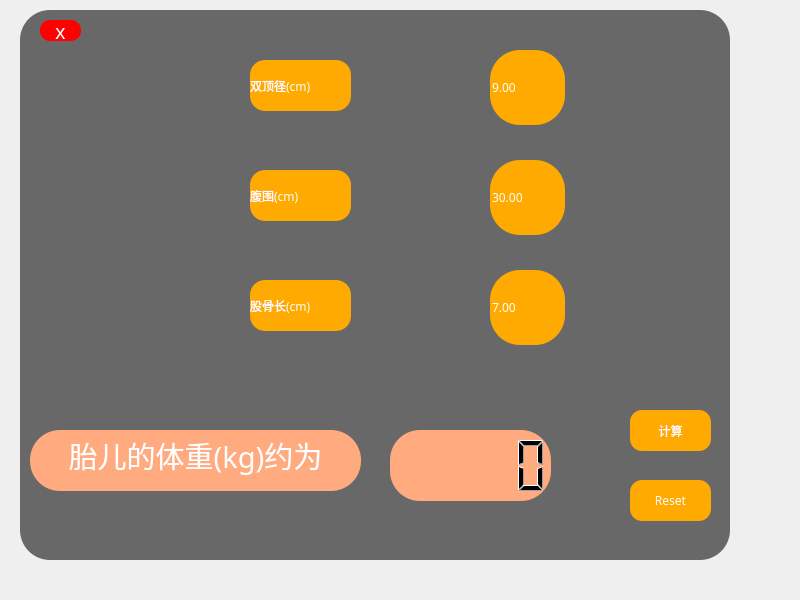
The window that child.ui (LuoXubo/SUFE_Calculator) describes before a commit, drawn with Qt 5.
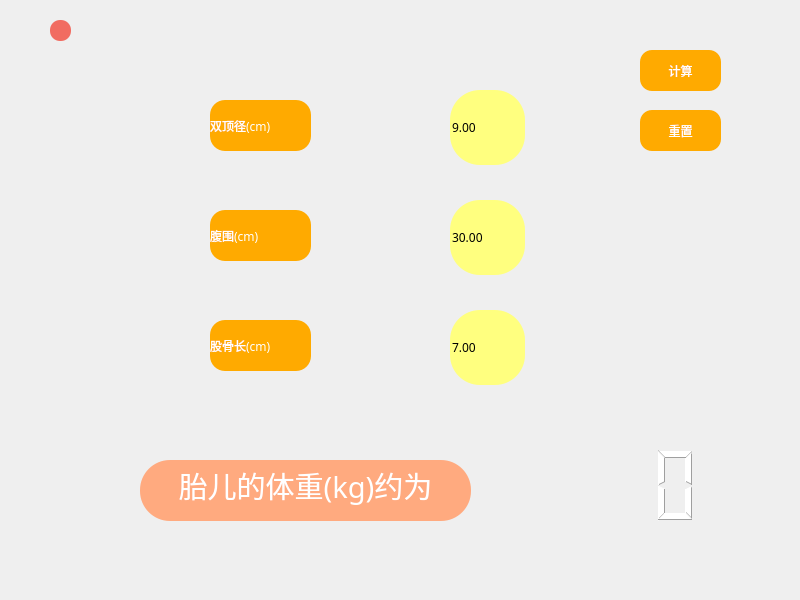
The same window after the commit. Icons and pictures are not drawn.

Patch:
```diff
--- a/child.ui
+++ b/child.ui
@@ -28,16 +28,14 @@
   <widget class="QWidget" name="base_widget" native="true">
    <property name="geometry">
     <rect>
-     <x>20</x>
+     <x>30</x>
      <y>10</y>
-     <width>710</width>
-     <height>550</height>
+     <width>731</width>
+     <height>561</height>
     </rect>
    </property>
    <property name="styleSheet">
-    <string notr="true">background-color: rgb(104, 104, 104);
-font: 15pt &quot;华文行楷&quot;;
-</string>
+    <string notr="true">background-image: url('./child1/jpg');</string>
    </property>
    <widget class="QLineEdit" name="p_1">
     <property name="enabled">
@@ -45,16 +43,16 @@
     </property>
     <property name="geometry">
      <rect>
-      <x>470</x>
-      <y>40</y>
+      <x>420</x>
+      <y>80</y>
       <width>75</width>
       <height>75</height>
      </rect>
     </property>
     <property name="styleSheet">
      <string notr="true">font: 15pt &quot;华文行楷&quot;;
-color: rgb(255, 255, 255);
-background-color: rgb(255, 170, 0);</string>
+color: rgb(0, 0, 0);
+background-color: rgb(255, 255, 127);</string>
     </property>
     <property name="text">
      <string>9.00</string>
@@ -63,17 +61,16 @@
    <widget class="QLineEdit" name="p_2">
     <property name="geometry">
      <rect>
-      <x>470</x>
-      <y>150</y>
+      <x>420</x>
+      <y>190</y>
       <width>75</width>
       <height>75</height>
      </rect>
     </property>
     <property name="styleSheet">
-     <string notr="true">background-color: rgb(104, 104, 104);
-font: 15pt &quot;华文行楷&quot;;
-color: rgb(255, 255, 255);
-background-color: rgb(255, 170, 0);</string>
+     <string notr="true">font: 15pt &quot;华文行楷&quot;;
+color: rgb(0, 0, 0);
+background-color: rgb(255, 255, 127);</string>
     </property>
     <property name="text">
      <string>30.00</string>
@@ -82,17 +79,16 @@
    <widget class="QLineEdit" name="p_3">
     <property name="geometry">
      <rect>
-      <x>470</x>
-      <y>260</y>
+      <x>420</x>
+      <y>300</y>
       <width>75</width>
       <height>75</height>
      </rect>
     </property>
     <property name="styleSheet">
-     <string notr="true">background-color: rgb(104, 104, 104);
-font: 15pt &quot;华文行楷&quot;;
-color: rgb(255, 255, 255);
-background-color: rgb(255, 170, 0);</string>
+     <string notr="true">font: 15pt &quot;华文行楷&quot;;
+color: rgb(0, 0, 0);
+background-color: rgb(255, 255, 127);</string>
     </property>
     <property name="text">
      <string>7.00</string>
@@ -101,8 +97,8 @@
    <widget class="QLabel" name="label_3">
     <property name="geometry">
      <rect>
-      <x>230</x>
-      <y>160</y>
+      <x>180</x>
+      <y>200</y>
       <width>101</width>
       <height>51</height>
      </rect>
@@ -121,8 +117,8 @@
    <widget class="QLabel" name="label_4">
     <property name="geometry">
      <rect>
-      <x>230</x>
-      <y>270</y>
+      <x>180</x>
+      <y>310</y>
       <width>101</width>
       <height>51</height>
      </rect>
@@ -141,8 +137,8 @@
    <widget class="QLabel" name="label_2">
     <property name="geometry">
      <rect>
-      <x>230</x>
-      <y>50</y>
+      <x>180</x>
+      <y>90</y>
       <width>101</width>
       <height>51</height>
      </rect>
@@ -162,7 +158,7 @@
     <property name="geometry">
      <rect>
       <x>610</x>
-      <y>470</y>
+      <y>100</y>
       <width>81</width>
       <height>41</height>
      </rect>
@@ -175,14 +171,14 @@
 border-radius: 12px;</string>
     </property>
     <property name="text">
-     <string>Reset</string>
+     <string>重置</string>
     </property>
    </widget>
    <widget class="QPushButton" name="ok">
     <property name="geometry">
      <rect>
       <x>610</x>
-      <y>400</y>
+      <y>40</y>
       <width>81</width>
       <height>41</height>
      </rect>
@@ -203,13 +199,13 @@
      <rect>
       <x>20</x>
       <y>10</y>
-      <width>41</width>
+      <width>21</width>
       <height>21</height>
      </rect>
     </property>
     <property name="font">
      <font>
-      <family>华文行楷</family>
+      <family>Agency FB</family>
       <pointsize>15</pointsize>
       <weight>50</weight>
       <italic>false</italic>
@@ -217,20 +213,20 @@
      </font>
     </property>
     <property name="styleSheet">
-     <string notr="true">background-color: rgb(255, 0, 0);
+     <string notr="true">background-color: #F16C61;
 color: rgb(255, 255, 255);
 border-radius: 10px; 
 font: &quot;SimSun-ExtB&quot;;</string>
     </property>
     <property name="text">
-     <string>x</string>
+     <string/>
     </property>
    </widget>
    <widget class="QTextBrowser" name="textBrowser">
     <property name="geometry">
      <rect>
-      <x>10</x>
-      <y>420</y>
+      <x>110</x>
+      <y>450</y>
       <width>331</width>
       <height>61</height>
      </rect>
@@ -246,24 +242,47 @@
 &lt;html&gt;&lt;head&gt;&lt;meta name=&quot;qrichtext&quot; content=&quot;1&quot; /&gt;&lt;style type=&quot;text/css&quot;&gt;
 p, li { white-space: pre-wrap; }
 &lt;/style&gt;&lt;/head&gt;&lt;body style=&quot; font-family:'华文行楷'; font-size:15pt; font-weight:400; font-style:normal;&quot;&gt;
-&lt;p align=&quot;center&quot; style=&quot; margin-top:0px; margin-bottom:0px; margin-left:0px; margin-right:0px; -qt-block-indent:0; text-indent:0px;&quot;&gt;&lt;span style=&quot; font-family:'SimSun'; font-size:22pt;&quot;&gt;胎儿的体重(kg)约为&lt;/span&gt;&lt;/p&gt;&lt;/body&gt;&lt;/html&gt;</string>
+&lt;p align=&quot;center&quot; style=&quot; margin-top:0px; margin-bottom:0px; margin-left:0px; margin-right:0px; -qt-block-indent:0; text-indent:0px;&quot;&gt;&lt;span style=&quot; font-family:'楷体'; font-size:22pt;&quot;&gt;胎儿的体重(kg)约为&lt;/span&gt;&lt;/p&gt;&lt;/body&gt;&lt;/html&gt;</string>
     </property>
    </widget>
    <widget class="QLCDNumber" name="result">
     <property name="geometry">
      <rect>
-      <x>370</x>
-      <y>420</y>
-      <width>161</width>
-      <height>71</height>
+      <x>460</x>
+      <y>430</y>
+      <width>211</width>
+      <height>91</height>
      </rect>
     </property>
     <property name="styleSheet">
-     <string notr="true">background-color: rgb(104, 104, 104);
-font: 15pt &quot;华文行楷&quot;;
-background-color: rgb(255, 170, 127);</string>
+     <string notr="true">color: rgb(255, 255, 255);</string>
     </property>
    </widget>
+   <widget class="QWidget" name="widget_2" native="true">
+    <property name="geometry">
+     <rect>
+      <x>0</x>
+      <y>0</y>
+      <width>731</width>
+      <height>571</height>
+     </rect>
+    </property>
+    <property name="styleSheet">
+     <string notr="true">background-image: url('./child1.jpg');</string>
+    </property>
+   </widget>
+   <zorder>widget_2</zorder>
+   <zorder>p_1</zorder>
+   <zorder>p_2</zorder>
+   <zorder>p_3</zorder>
+   <zorder>label_3</zorder>
+   <zorder>label_4</zorder>
+   <zorder>label_2</zorder>
+   <zorder>Reset</zorder>
+   <zorder>ok</zorder>
+   <zorder>close</zorder>
+   <zorder>textBrowser</zorder>
+   <zorder>result</zorder>
   </widget>
  </widget>
  <resources/>
```
